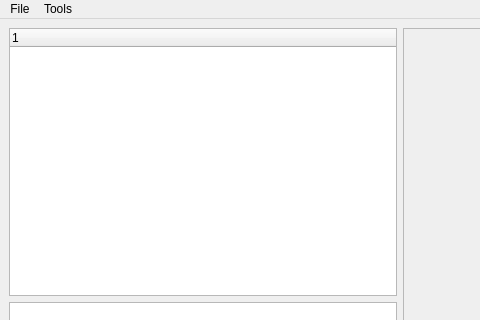
Qt form src/viz/main_dialog.ui (petroglyf/vin) before a commit; both pictures show x 0 to 480 and y 0 to 320 of the 800 by 600 pixel window.
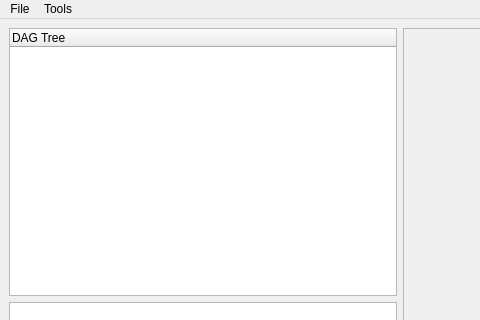
The same form after that commit.

The edit to the form file:
```diff
--- a/src/viz/main_dialog.ui
+++ b/src/viz/main_dialog.ui
@@ -24,7 +24,7 @@
        <widget class="QTreeWidget" name="current_dag">
         <column>
          <property name="text">
-          <string notr="true">1</string>
+          <string notr="true">DAG Tree</string>
          </property>
         </column>
        </widget>
```
